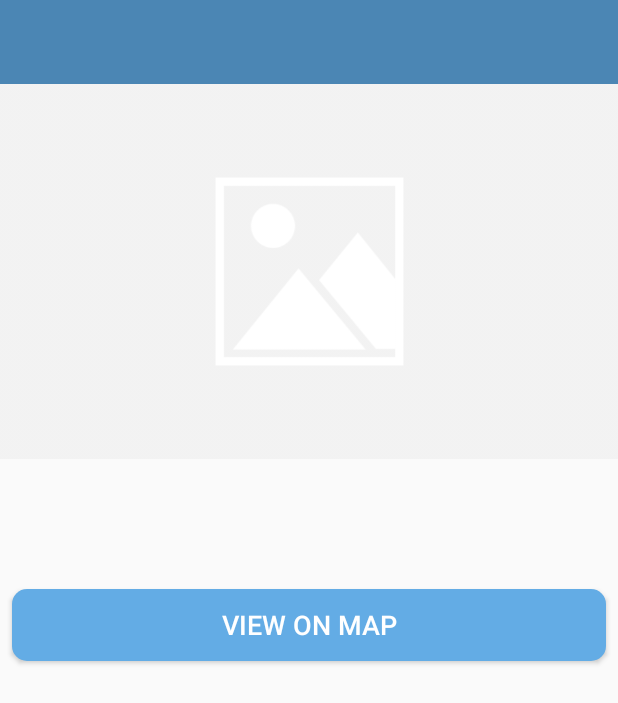
After one commit to liguopengbenli/MapAPP, an Android app: the HappyPlaceDetailActivity screen opened directly, with no data from a screen before it, on a phone screen of 412 x 824 dp. The commit adds this screen. Shown: the top 703 px of the screen. Run offline under Robolectric (Android 15) with nearby library versions, the phone set to English and light mode, and no system bars.

Commit message:
Using interface onClick to passing data from adapter to main

```diff
--- a/app/src/main/AndroidManifest.xml
+++ b/app/src/main/AndroidManifest.xml
@@ -1,9 +1,10 @@
 <?xml version="1.0" encoding="utf-8"?>
 <manifest xmlns:android="http://schemas.android.com/apk/res/android"
     package="com.lig.happyplaces">
-    <uses-permission android:name="android.permission.READ_EXTERNAL_STORAGE"></uses-permission>
-    <uses-permission android:name="android.permission.WRITE_EXTERNAL_STORAGE"></uses-permission>
-    <uses-permission android:name="android.permission.CAMERA"></uses-permission>
+
+    <uses-permission android:name="android.permission.READ_EXTERNAL_STORAGE" />
+    <uses-permission android:name="android.permission.WRITE_EXTERNAL_STORAGE" />
+    <uses-permission android:name="android.permission.CAMERA" />
 
     <application
         android:allowBackup="true"
@@ -12,11 +13,16 @@
         android:roundIcon="@mipmap/ic_launcher_round"
         android:supportsRtl="true"
         android:theme="@style/AppTheme">
-        <activity android:name=".activities.AddHappyPlaceActivity"
-                  android:screenOrientation="portrait"
-                  android:label="ADD HAPPY PLACE"
-                  android:theme="@style/CutomNoActionBarTheme"
-            ></activity>
+        <activity android:name=".activities.HappyPlaceDetailActivity"
+            android:label="HAPPY PLACE DETAILS"
+            android:screenOrientation="portrait"
+            android:theme="@style/CutomNoActionBarTheme"
+            />
+        <activity
+            android:name=".activities.AddHappyPlaceActivity"
+            android:label="ADD HAPPY PLACE"
+            android:screenOrientation="portrait"
+            android:theme="@style/CutomNoActionBarTheme" />
         <activity android:name=".activities.MainActivity">
             <intent-filter>
                 <action android:name="android.intent.action.MAIN" />
--- /dev/null
+++ b/app/src/main/java/com/lig/happyplaces/activities/HappyPlaceDetailActivity.kt
@@ -0,0 +1,12 @@
+package com.lig.happyplaces.activities
+
+import androidx.appcompat.app.AppCompatActivity
+import android.os.Bundle
+import com.lig.happyplaces.R
+
+class HappyPlaceDetailActivity : AppCompatActivity() {
+    override fun onCreate(savedInstanceState: Bundle?) {
+        super.onCreate(savedInstanceState)
+        setContentView(R.layout.activity_happy_place_detail)
+    }
+}
--- a/app/src/main/java/com/lig/happyplaces/activities/MainActivity.kt
+++ b/app/src/main/java/com/lig/happyplaces/activities/MainActivity.kt
@@ -43,6 +43,16 @@ class MainActivity : AppCompatActivity() {
         rv_happy_places_list.setHasFixedSize(true)
         val placesAdapter = HappyPlacesAdapter(this, happyPlaceList)
         rv_happy_places_list.adapter = placesAdapter
+
+        placesAdapter.setMyOnClickListener(object : HappyPlacesAdapter.HappyOnClickListener{
+            override fun onClick(position: Int, model: HappyPlaceModel) { // the position and model are populated in adapter when onClick
+                val intent = Intent(this@MainActivity, HappyPlaceDetailActivity::class.java)
+                startActivity(intent)
+            }
+
+        })
+
+
     }
 
     override fun onActivityResult(requestCode: Int, resultCode: Int, data: Intent?) {
--- a/app/src/main/java/com/lig/happyplaces/adapters/HappyPlacesAdapter.kt
+++ b/app/src/main/java/com/lig/happyplaces/adapters/HappyPlacesAdapter.kt
@@ -15,6 +15,8 @@ open class HappyPlacesAdapter(
     private var list: ArrayList<HappyPlaceModel>
 ): RecyclerView.Adapter<RecyclerView.ViewHolder>() {
 
+    private var monClickListener: HappyOnClickListener? = null
+
     override fun onCreateViewHolder(parent: ViewGroup, viewType: Int): RecyclerView.ViewHolder {
         return MyViewHolder(
             LayoutInflater.from(context).inflate(
@@ -25,13 +27,25 @@ open class HappyPlacesAdapter(
         )
     }
 
+    fun setMyOnClickListener(onClickListener: HappyOnClickListener){
+        this.monClickListener = onClickListener // the adapter can't implement conClickListener that's why we use this glue
+    }
+
     override fun onBindViewHolder(holder: RecyclerView.ViewHolder, position: Int) {
         val model = list[position]
         if(holder is MyViewHolder){
             holder.itemView.iv_place_image.setImageURI(Uri.parse((model.image)))
             holder.itemView.tvTitle.text = model.title
             holder.itemView.tvDescription.text = model.description
+
+            holder.itemView.setOnClickListener {
+                if(monClickListener != null){
+                    monClickListener!!.onClick(position, model)
+                }
+            }
         }
+
+
     }
 
     override fun getItemCount(): Int {
@@ -40,4 +54,8 @@ open class HappyPlacesAdapter(
 
     private class MyViewHolder(view: View) : RecyclerView.ViewHolder(view)
 
+    interface HappyOnClickListener {
+        fun onClick(position: Int, model: HappyPlaceModel)
+    }
+
 }
--- /dev/null
+++ b/app/src/main/res/layout/activity_happy_place_detail.xml
@@ -0,0 +1,99 @@
+<?xml version="1.0" encoding="utf-8"?>
+<androidx.constraintlayout.widget.ConstraintLayout xmlns:android="http://schemas.android.com/apk/res/android"
+    xmlns:app="http://schemas.android.com/apk/res-auto"
+    xmlns:tools="http://schemas.android.com/tools"
+    android:layout_width="match_parent"
+    android:layout_height="match_parent"
+    tools:context=".activities.HappyPlaceDetailActivity">
+
+    <androidx.appcompat.widget.Toolbar
+        android:id="@+id/toolbar_happy_place_detail"
+        android:background="@color/colorPrimary"
+        android:layout_width="match_parent"
+        android:layout_height="?attr/actionBarSize"
+        android:theme="@style/CustomToolBarStyle"
+        app:layout_constraintEnd_toEndOf="parent"
+        app:layout_constraintStart_toStartOf="parent"
+        app:layout_constraintTop_toTopOf="parent"
+        />
+
+    <ScrollView
+        android:id="@+id/sv_main"
+        android:layout_width="match_parent"
+        android:layout_height="0dp"
+        android:fillViewport="true"
+        app:layout_constraintBottom_toBottomOf="parent"
+        app:layout_constraintEnd_toEndOf="parent"
+        app:layout_constraintStart_toStartOf="parent"
+        app:layout_constraintTop_toBottomOf="@id/toolbar_happy_place_detail">
+
+        <androidx.constraintlayout.widget.ConstraintLayout
+            android:layout_width="match_parent"
+            android:layout_height="wrap_content">
+
+            <androidx.appcompat.widget.AppCompatImageView
+                android:id="@+id/iv_place_image"
+                android:layout_width="match_parent"
+                android:layout_height="@dimen/detail_screen_image_height_size"
+                android:scaleType="centerCrop"
+                android:src="@drawable/detail_screen_image_placeholder"
+                app:layout_constraintEnd_toEndOf="parent"
+                app:layout_constraintStart_toStartOf="parent"
+                app:layout_constraintTop_toTopOf="parent" />
+
+            <TextView
+                android:id="@+id/tv_description"
+                android:layout_width="match_parent"
+                android:layout_height="wrap_content"
+                android:layout_marginStart="@dimen/detail_screen_description_margin"
+                android:layout_marginTop="@dimen/detail_screen_description_margin"
+                android:layout_marginEnd="@dimen/detail_screen_description_margin"
+                android:textColor="@color/detail_screen_description_text_color"
+                android:textSize="@dimen/detail_screen_description_text_size"
+                app:layout_constraintEnd_toEndOf="parent"
+                app:layout_constraintHorizontal_bias="0.533"
+                app:layout_constraintStart_toStartOf="parent"
+                app:layout_constraintTop_toBottomOf="@+id/iv_place_image"
+                tools:text="Description" />
+
+            <TextView
+                android:id="@+id/tv_location"
+                android:layout_width="match_parent"
+                android:layout_height="wrap_content"
+                android:layout_marginStart="@dimen/detail_screen_location_marginStartEnd"
+                android:layout_marginTop="@dimen/detail_screen_location_marginTop"
+                android:layout_marginEnd="@dimen/detail_screen_location_marginStartEnd"
+                android:textColor="@color/colorAccent"
+                android:textSize="@dimen/detail_screen_location_text_size"
+                android:textStyle="bold"
+                app:layout_constraintEnd_toEndOf="parent"
+                app:layout_constraintHorizontal_bias="0.533"
+                app:layout_constraintStart_toStartOf="parent"
+                app:layout_constraintTop_toBottomOf="@+id/tv_description"
+                tools:text="Location" />
+
+            <Button
+                android:id="@+id/btn_view_on_map"
+                android:layout_width="match_parent"
+                android:layout_height="wrap_content"
+                android:layout_gravity="center"
+                android:layout_marginStart="@dimen/detail_screen_btn_view_on_map_marginStartEnd"
+                android:layout_marginTop="@dimen/detail_screen_btn_view_on_map_marginTop"
+                android:layout_marginEnd="@dimen/detail_screen_btn_view_on_map_marginStartEnd"
+                android:background="@drawable/shape_button_rounded"
+                android:gravity="center"
+                android:paddingTop="@dimen/detail_screen_btn_view_on_map_PaddingTopBottom"
+                android:paddingBottom="@dimen/detail_screen_btn_view_on_map_PaddingTopBottom"
+                android:text="@string/btn_text_view_on_map"
+                android:textColor="@color/white_color"
+                android:textSize="@dimen/detail_screen_btn_view_on_map_text_size"
+                app:layout_constraintEnd_toEndOf="parent"
+                app:layout_constraintHorizontal_bias="1.0"
+                app:layout_constraintStart_toStartOf="parent"
+                app:layout_constraintTop_toBottomOf="@+id/tv_location" />
+
+        </androidx.constraintlayout.widget.ConstraintLayout>
+    </ScrollView>
+
+
+</androidx.constraintlayout.widget.ConstraintLayout>
```
Also changed, not shown: app/src/main/res/drawable-v24/detail_screen_image_placeholder.png (added).
